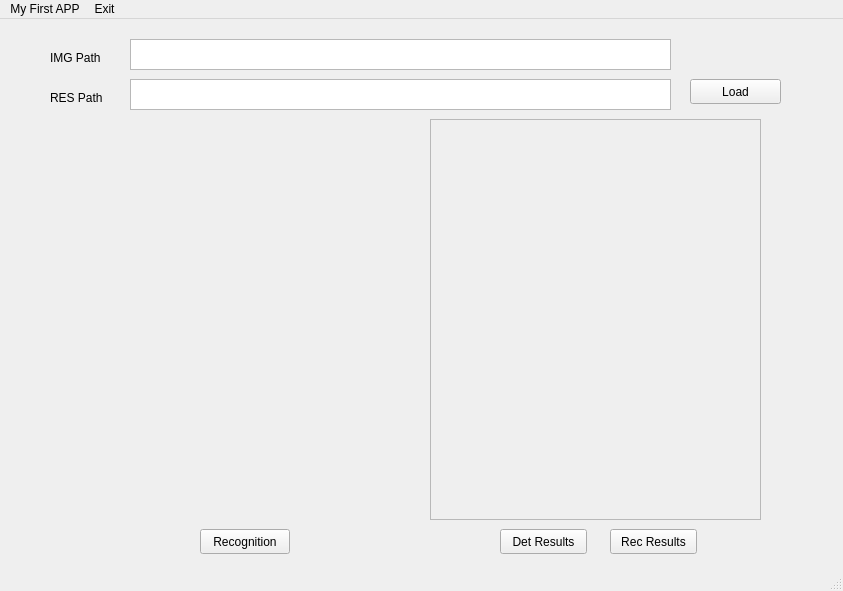
First picture: the form in tools/mainwindow.ui, repository ttthomaschan/PytorchOCR, before the edit.
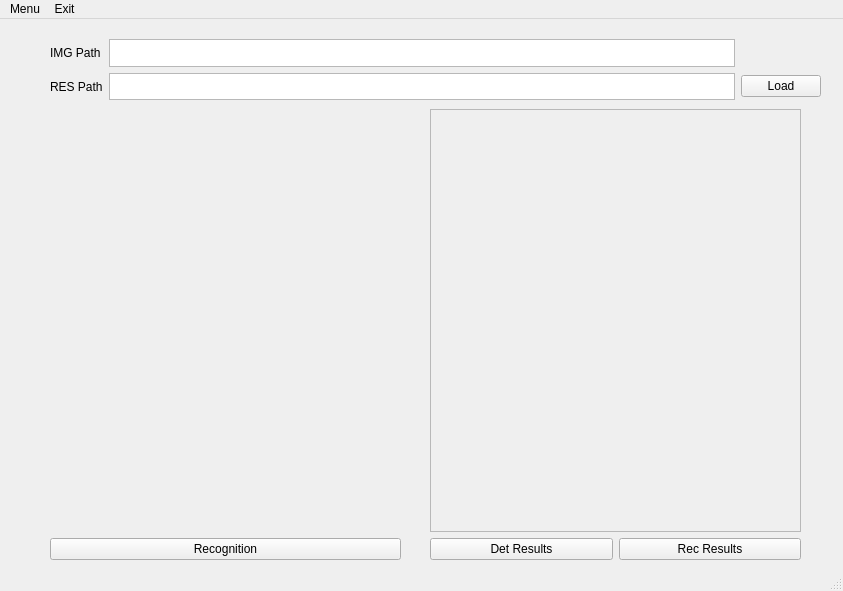
Second picture: the form after the edit.

Diff of the .ui file:
```diff
--- a/tools/mainwindow.ui
+++ b/tools/mainwindow.ui
@@ -2,6 +2,9 @@
 <ui version="4.0">
  <class>MainWindow</class>
  <widget class="QMainWindow" name="MainWindow">
+  <property name="enabled">
+   <bool>true</bool>
+  </property>
   <property name="geometry">
    <rect>
     <x>0</x>
@@ -10,117 +13,93 @@
     <height>591</height>
    </rect>
   </property>
+  <property name="sizePolicy">
+   <sizepolicy hsizetype="Fixed" vsizetype="Fixed">
+    <horstretch>0</horstretch>
+    <verstretch>0</verstretch>
+   </sizepolicy>
+  </property>
   <property name="windowTitle">
    <string>MainWindow</string>
   </property>
   <widget class="QWidget" name="centralwidget">
-   <widget class="QPushButton" name="detButton">
+   <widget class="QWidget" name="">
     <property name="geometry">
      <rect>
-      <x>500</x>
-      <y>510</y>
-      <width>87</width>
-      <height>25</height>
-     </rect>
-    </property>
-    <property name="text">
-     <string>Det Results</string>
-    </property>
-   </widget>
-   <widget class="QPushButton" name="recogButton">
-    <property name="geometry">
-     <rect>
-      <x>200</x>
-      <y>510</y>
-      <width>90</width>
-      <height>25</height>
-     </rect>
-    </property>
-    <property name="text">
-     <string>Recognition</string>
-    </property>
-   </widget>
-   <widget class="QTextEdit" name="inputPath">
-    <property name="geometry">
-     <rect>
-      <x>130</x>
+      <x>50</x>
       <y>20</y>
-      <width>541</width>
-      <height>31</height>
+      <width>771</width>
+      <height>61</height>
      </rect>
     </property>
-   </widget>
+    <layout class="QGridLayout" name="gridLayout_2">
+     <item row="0" column="0">
    <widget class="QLabel" name="pathLabel">
-    <property name="geometry">
-     <rect>
-      <x>50</x>
-      <y>30</y>
-      <width>71</width>
-      <height>17</height>
-     </rect>
-    </property>
     <property name="text">
      <string>IMG Path</string>
     </property>
    </widget>
+     </item>
+     <item row="0" column="1">
+      <widget class="QTextEdit" name="inputPath"/>
+     </item>
+     <item row="1" column="0">
+      <widget class="QLabel" name="pathLabel_2">
+       <property name="text">
+        <string>RES Path</string>
+       </property>
+      </widget>
+     </item>
+     <item row="1" column="1">
+      <widget class="QTextEdit" name="inputPath_2"/>
+     </item>
+     <item row="1" column="2">
    <widget class="QPushButton" name="loadButton">
-    <property name="geometry">
-     <rect>
-      <x>690</x>
-      <y>60</y>
-      <width>91</width>
-      <height>25</height>
-     </rect>
-    </property>
     <property name="text">
      <string>Load</string>
     </property>
    </widget>
+     </item>
+    </layout>
+   </widget>
+   <widget class="QWidget" name="">
+    <property name="geometry">
+     <rect>
+      <x>50</x>
+      <y>90</y>
+      <width>351</width>
+      <height>451</height>
+     </rect>
+    </property>
+    <layout class="QVBoxLayout" name="verticalLayout">
+     <item>
    <widget class="QLabel" name="imageView">
-    <property name="geometry">
-     <rect>
-      <x>110</x>
-      <y>110</y>
-      <width>291</width>
-      <height>381</height>
-     </rect>
-    </property>
     <property name="text">
      <string/>
     </property>
    </widget>
-   <widget class="QLabel" name="pathLabel_2">
-    <property name="geometry">
-     <rect>
-      <x>50</x>
-      <y>70</y>
-      <width>71</width>
-      <height>17</height>
-     </rect>
-    </property>
+     </item>
+     <item>
+      <widget class="QPushButton" name="recogButton">
     <property name="text">
-     <string>RES Path</string>
-    </property>
-   </widget>
-   <widget class="QTextEdit" name="inputPath_2">
-    <property name="geometry">
-     <rect>
-      <x>130</x>
-      <y>60</y>
-      <width>541</width>
-      <height>31</height>
-     </rect>
-    </property>
+        <string>Recognition</string>
+       </property>
+      </widget>
+     </item>
+    </layout>
    </widget>
-   <widget class="QScrollArea" name="scrollArea">
+   <widget class="QWidget" name="">
     <property name="geometry">
      <rect>
       <x>430</x>
-      <y>100</y>
-      <width>331</width>
-      <height>401</height>
+      <y>90</y>
+      <width>371</width>
+      <height>451</height>
      </rect>
     </property>
+    <layout class="QGridLayout" name="gridLayout_3">
+     <item row="0" column="0" colspan="2">
+      <widget class="QScrollArea" name="scrollArea">
     <property name="widgetResizable">
      <bool>true</bool>
     </property>
@@ -129,8 +108,8 @@
       <rect>
        <x>0</x>
        <y>0</y>
-       <width>329</width>
-       <height>399</height>
+          <width>367</width>
+          <height>416</height>
       </rect>
      </property>
      <layout class="QGridLayout" name="gridLayout">
@@ -144,19 +123,23 @@
      </layout>
     </widget>
    </widget>
+     </item>
+     <item row="1" column="0">
+      <widget class="QPushButton" name="detButton">
+       <property name="text">
+        <string>Det Results</string>
+       </property>
+      </widget>
+     </item>
+     <item row="1" column="1">
    <widget class="QPushButton" name="recButton">
-    <property name="geometry">
-     <rect>
-      <x>610</x>
-      <y>510</y>
-      <width>87</width>
-      <height>25</height>
-     </rect>
-    </property>
     <property name="text">
      <string>Rec Results</string>
     </property>
    </widget>
+     </item>
+    </layout>
+   </widget>
   </widget>
   <widget class="QMenuBar" name="menubar">
    <property name="geometry">
@@ -169,7 +152,7 @@
    </property>
    <widget class="QMenu" name="menuMy_First_APP">
     <property name="title">
-     <string>My First APP</string>
+     <string>Menu</string>
     </property>
     <addaction name="separator"/>
     <addaction name="separator"/>
```
Lines whose indentation alone changed are shown as unchanged.
